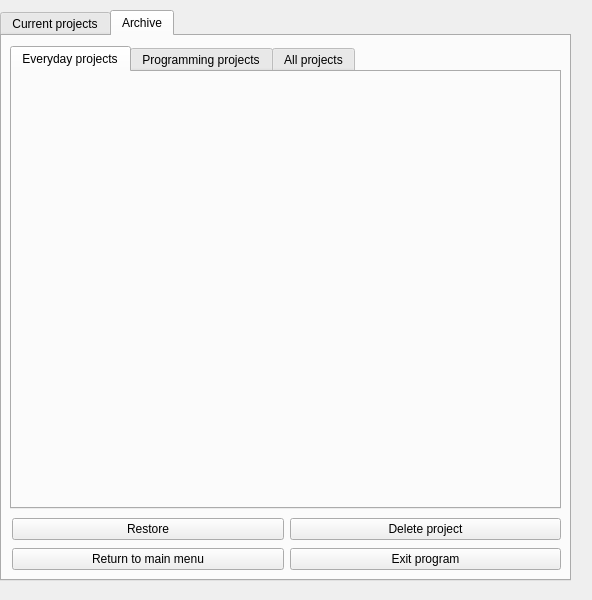
Qt form src/interface/viewerTabs.ui (SimonJagerSwe/project_planner_1.0) before a commit.
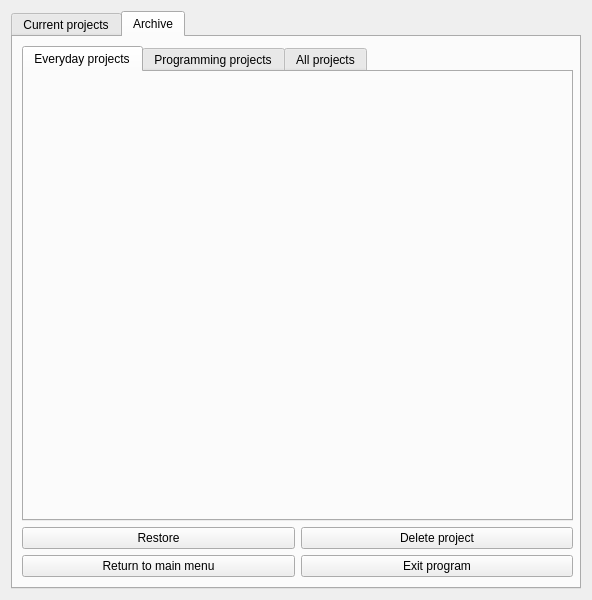
The same form after that commit. The open tabs and pages were chosen to show the change. Icons and pictures are not drawn.

Commit message: fixed tab alignment issue

```diff
--- a/src/interface/viewerTabs.ui
+++ b/src/interface/viewerTabs.ui
@@ -17,15 +17,9 @@
    <iconset>
     <normaloff>../images/icon_16.png</normaloff>../images/icon_16.png</iconset>
   </property>
+  <layout class="QGridLayout" name="gridLayout">
+   <item row="0" column="0">
   <widget class="QTabWidget" name="viewer">
-   <property name="geometry">
-    <rect>
-     <x>0</x>
-     <y>10</y>
-     <width>571</width>
-     <height>571</height>
-    </rect>
-   </property>
    <property name="currentIndex">
     <number>1</number>
    </property>
@@ -114,17 +108,26 @@
     <attribute name="title">
      <string>Archive</string>
     </attribute>
+      <widget class="QWidget" name="">
+       <property name="geometry">
+        <rect>
+         <x>9</x>
+         <y>9</y>
+         <width>551</width>
+         <height>531</height>
+        </rect>
+       </property>
+       <layout class="QGridLayout" name="archiveTabLayout">
+        <item row="0" column="0">
     <widget class="QTabWidget" name="archivedTabs">
-     <property name="geometry">
-      <rect>
-       <x>8</x>
-       <y>10</y>
-       <width>551</width>
-       <height>463</height>
-      </rect>
-     </property>
      <property name="currentIndex">
-      <number>1</number>
+           <number>0</number>
+          </property>
+          <property name="elideMode">
+           <enum>Qt::TextElideMode::ElideNone</enum>
+          </property>
+          <property name="tabsClosable">
+           <bool>false</bool>
      </property>
      <widget class="QWidget" name="everydayArchive">
       <attribute name="title">
@@ -142,16 +145,9 @@
       </attribute>
      </widget>
     </widget>
-    <widget class="QWidget" name="layoutWidget">
-     <property name="geometry">
-      <rect>
-       <x>10</x>
-       <y>480</y>
-       <width>549</width>
-       <height>56</height>
-      </rect>
-     </property>
-     <layout class="QGridLayout" name="archiveButtonsLayout">
+        </item>
+        <item row="1" column="0">
+         <layout class="QGridLayout" name="archiveMenuLayout">
       <item row="0" column="0">
        <layout class="QHBoxLayout" name="archiveManagerLayout">
         <item>
@@ -189,9 +185,13 @@
        </layout>
       </item>
      </layout>
+        </item>
+       </layout>
     </widget>
    </widget>
   </widget>
+   </item>
+  </layout>
  </widget>
  <resources/>
  <connections/>
```
Left out of the diff: 30 changed lines with no effect on the pictures. Lines whose indentation alone changed are shown as unchanged. The commit also changes 4 other files.
